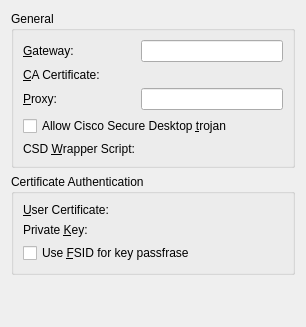
Above: vpnplugins/openconnect/openconnectprop.ui from netrunner-debian-kde-extras/networkmanagement before the change. Below: the same form after it.
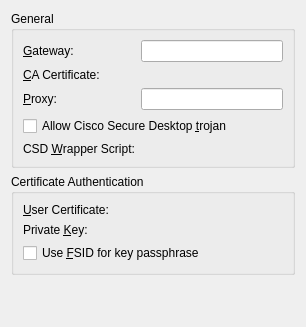
That is the form after the change. Custom widgets are drawn as their Qt base class.

Diff of the .ui file:
```diff
--- a/vpnplugins/openconnect/openconnectprop.ui
+++ b/vpnplugins/openconnect/openconnectprop.ui
@@ -120,7 +120,7 @@
       <item row="2" column="0" colspan="2">
        <widget class="QCheckBox" name="chkUseFsid">
         <property name="text">
-         <string>Use &amp;FSID for key passfrase</string>
+         <string>Use &amp;FSID for key passphrase</string>
         </property>
        </widget>
       </item>
```
